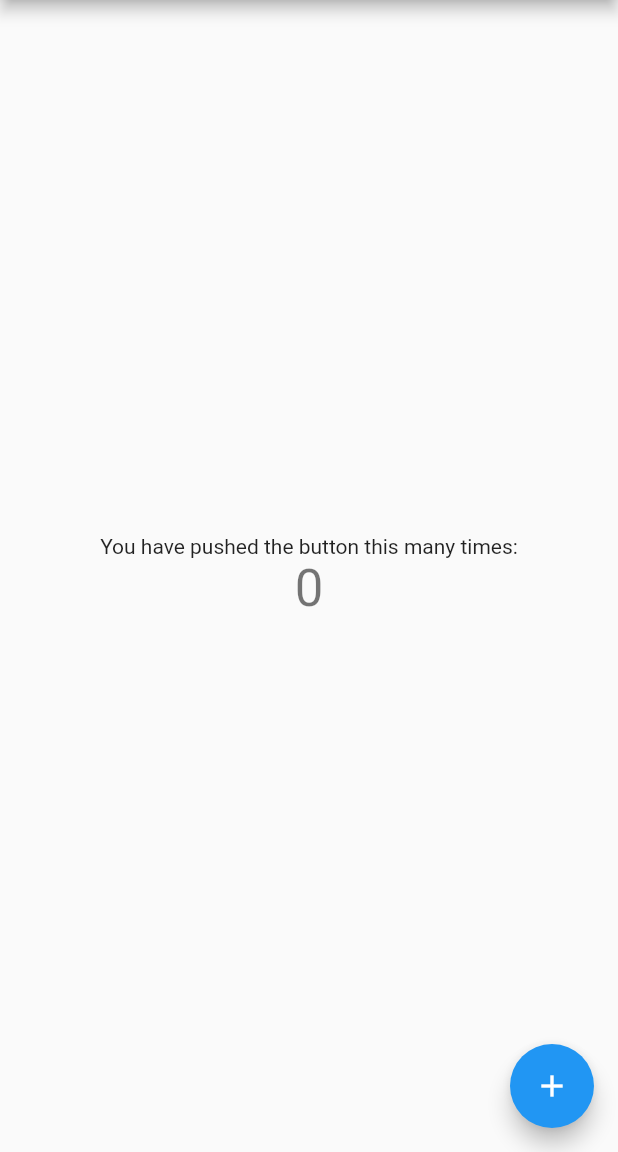
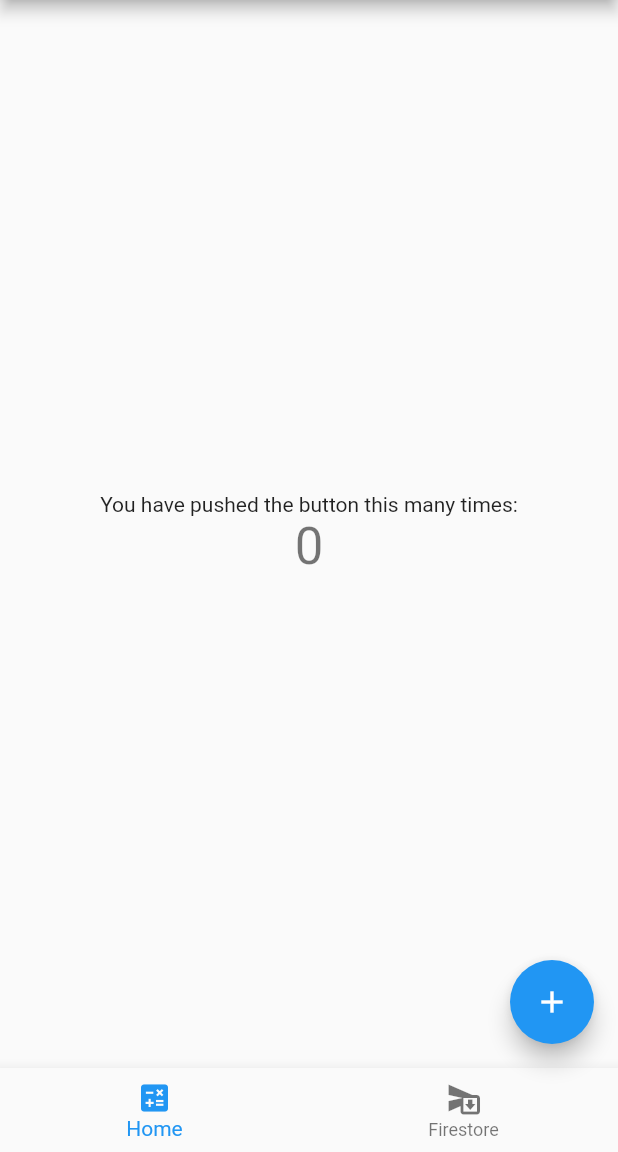
Before and after one commit to MasterShu/flutter_firebase, a Flutter app: the screen it shows after launch, on a phone screen of 412 x 824 dp, the part 84-1236 px from its top. Run offline on Flutter 3.47's test engine with Material 2 defaults, Android fonts, the phone set to English and light mode, and no system bars; our stand-ins replace cloud_firestore, firebase_core; accounts and stored records are empty.

```diff
--- a/lib/pages/home.dart
+++ b/lib/pages/home.dart
@@ -1,4 +1,6 @@
 import 'package:flutter/material.dart';
+import 'package:cloud_firestore/cloud_firestore.dart';
+import 'package:flutter_firebase/pages/firestore.dart';
 
 class HomePage extends StatefulWidget {
   const HomePage({Key? key, required this.title}) : super(key: key);
@@ -30,6 +32,14 @@ class _HomePageState extends State<HomePage> {
       // called again, and so nothing would appear to happen.
       _counter++;
     });
+  }
+
+  void _onItemTapped(int index) {
+    if (index == 1) {
+      Navigator.push(context, MaterialPageRoute(builder: (context) {
+        return const FirestorePage();
+      }));
+    }
   }
 
   @override
@@ -81,6 +91,21 @@ class _HomePageState extends State<HomePage> {
         tooltip: 'Increment',
         child: const Icon(Icons.add),
       ), // This trailing comma makes auto-formatting nicer for build methods.
+      bottomNavigationBar: BottomNavigationBar(
+        items: const <BottomNavigationBarItem>[
+          BottomNavigationBarItem(
+            icon: Icon(Icons.calculate),
+            label: 'Home',
+            backgroundColor: Colors.redAccent,
+          ),
+          BottomNavigationBarItem(
+            icon: Icon(Icons.send_and_archive),
+            label: 'Firestore',
+            backgroundColor: Colors.redAccent,
+          ),
+        ],
+        onTap: _onItemTapped,
+      ),
     );
   }
 }
```
